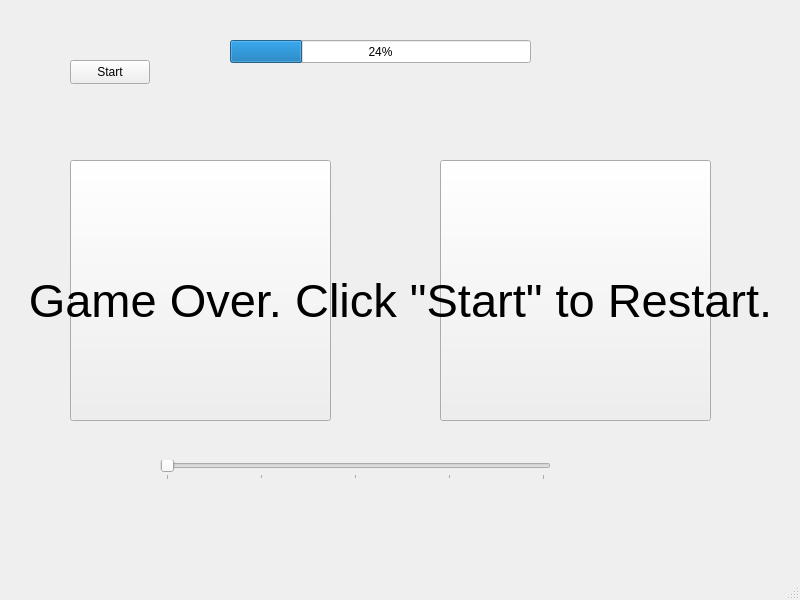
Above: mainwindow.ui from Aussywoo/CS3505-A5-SimonGame before the change. Below: the same form after it.
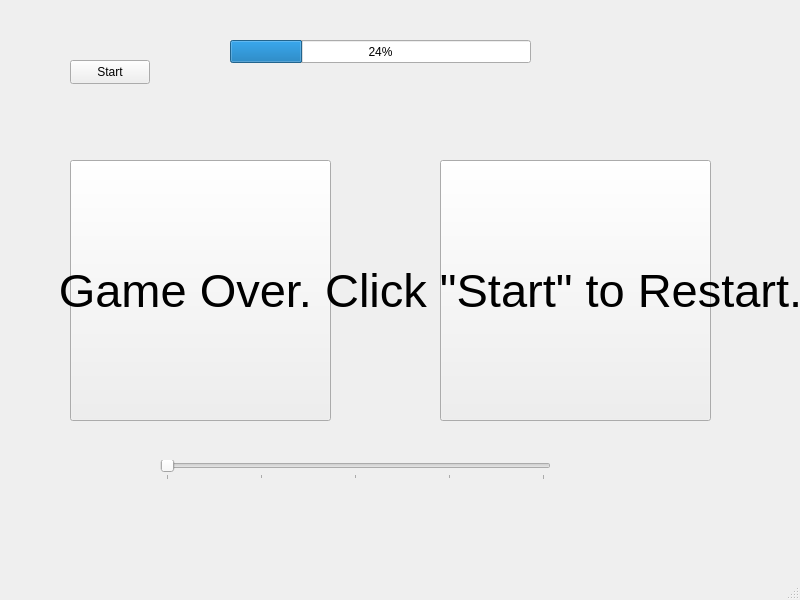
That is the form after the change.

The edit to the form file:
```diff
--- a/mainwindow.ui
+++ b/mainwindow.ui
@@ -81,8 +81,8 @@
    <widget class="QLabel" name="gameOverMsg">
     <property name="geometry">
      <rect>
-      <x>-30</x>
-      <y>210</y>
+      <x>0</x>
+      <y>200</y>
       <width>861</width>
       <height>181</height>
      </rect>
```
